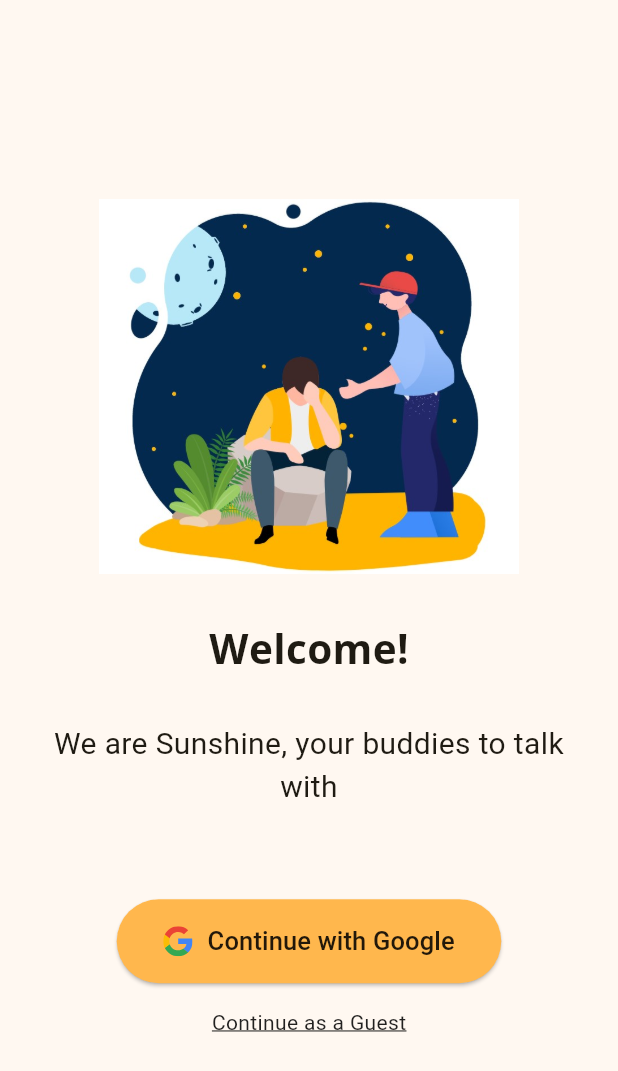
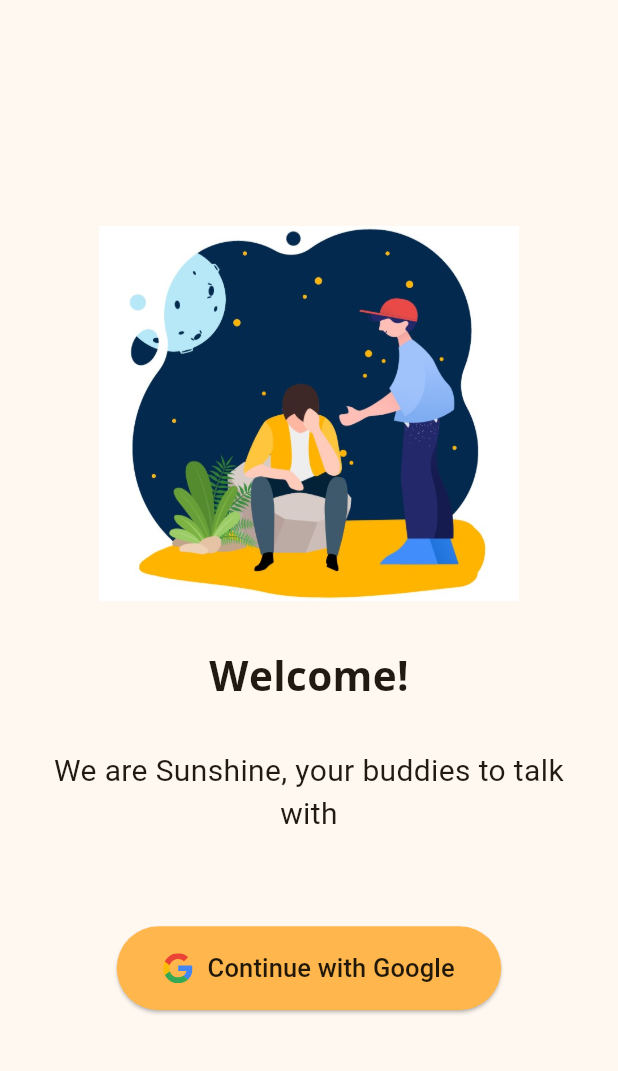
Before and after one commit to iith-sunshine-web-app/sunshine-app, a Flutter app: the screen it shows after launch, on a phone screen of 412 x 824 dp. Shown: the top 1071 px of the screen. Run offline on Flutter 3.47's test engine with Material 3 defaults, Android fonts, the phone set to English and light mode, and no system bars; our stand-ins replace animated_splash_screen, cloud_firestore, firebase_auth, firebase_core, firebase_database, flutter_riverpod and 7 more; missing offline and left inert: booking_calendar, dialog_flowtter, in_app_update, open_share_plus; accounts and stored records are empty.

Commit message:
continue as guest removed and patch updated

```diff
--- a/lib/pages/login.dart
+++ b/lib/pages/login.dart
@@ -164,24 +164,24 @@ class _LoginScreenState extends ConsumerState<LoginScreen> {
               ),
             ),
           ),
-          const SizedBox(
-            height: 16,
-          ),
-          InkWell(
-            onTap: () {
-              ref.read(isGuestProvider.notifier).state = true;
-              Navigator.pushAndRemoveUntil(context,
-                  CustomPageRoute(child: const HomePage()), (route) => false);
-            },
-            child: const Text(
-              "Continue as a Guest",
-              style: TextStyle(
-                  color: Colors.black87,
-                  fontSize: 14,
-                  decorationColor: Colors.black87,
-                  decoration: TextDecoration.underline),
-            ),
-          )
+          // const SizedBox(
+          //   height: 16,
+          // ),
+          // InkWell(
+          //   onTap: () {
+          //     ref.read(isGuestProvider.notifier).state = true;
+          //     Navigator.pushAndRemoveUntil(context,
+          //         CustomPageRoute(child: const HomePage()), (route) => false);
+          //   },
+          //   child: const Text(
+          //     "Continue as a Guest",
+          //     style: TextStyle(
+          //         color: Colors.black87,
+          //         fontSize: 14,
+          //         decorationColor: Colors.black87,
+          //         decoration: TextDecoration.underline),
+          //   ),
+          // )
         ],
       ),
     );
```
